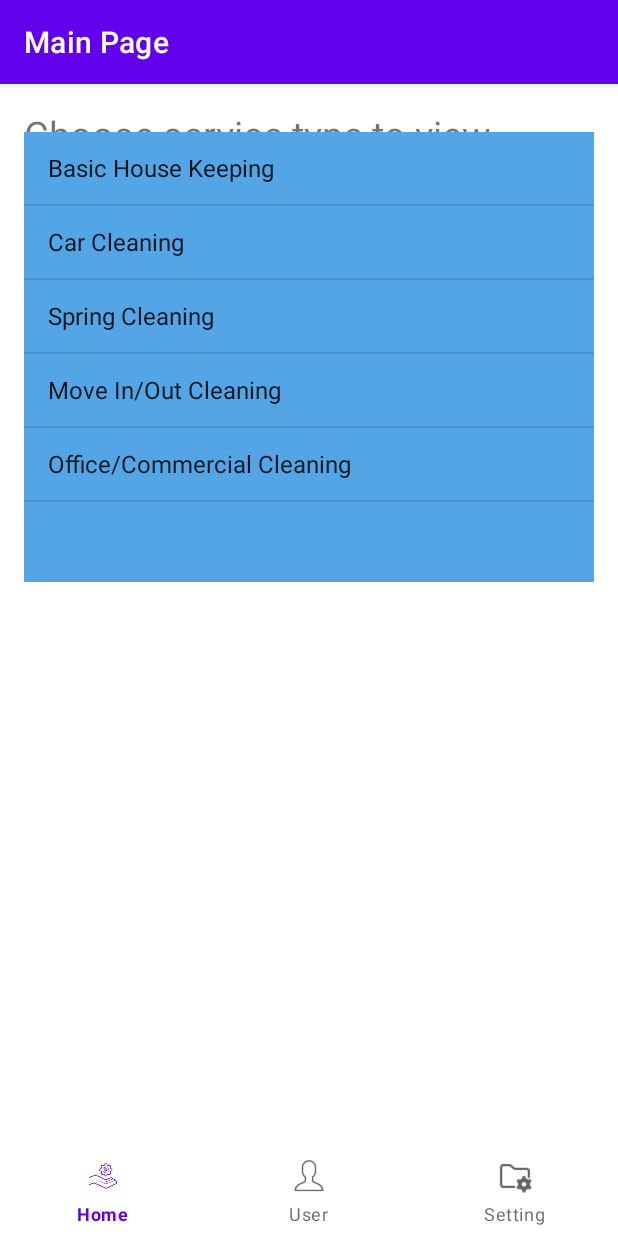
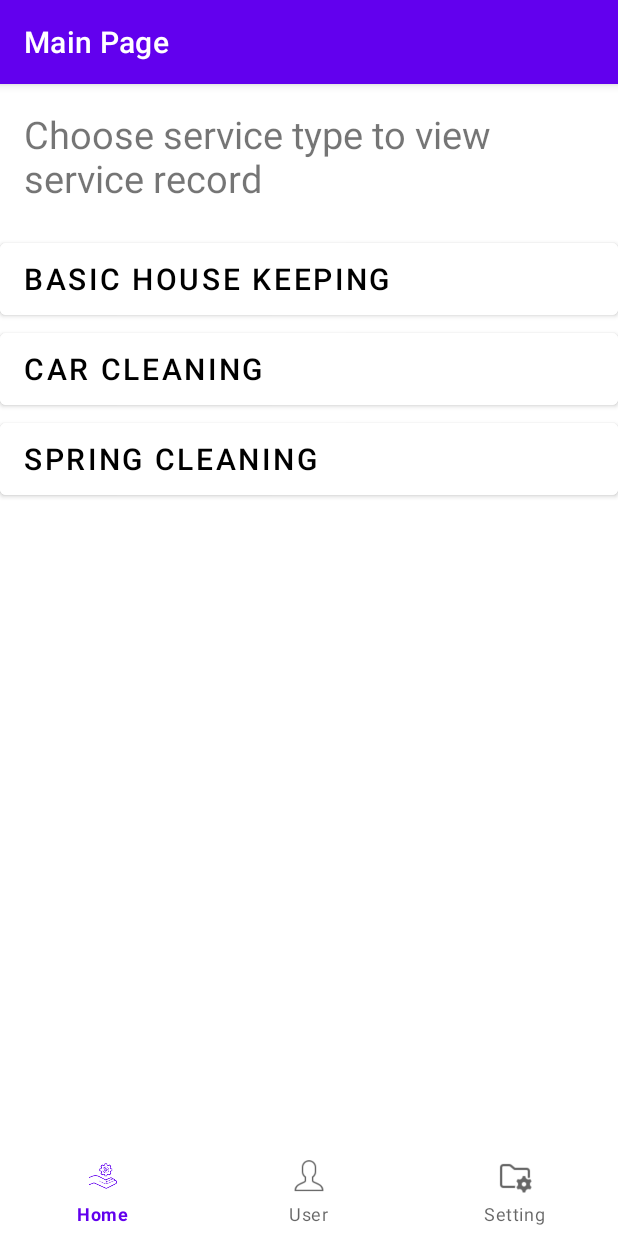
Before and after one commit to Simon6741/CleanerAppV1, an Android app: the AdminMainActivity screen opened directly, with no data from a screen before it, on a phone screen of 412 x 824 dp. Run offline under Robolectric (Android 15) with nearby library versions, the phone set to English and light mode, and no system bars; 1 statement that could not run was skipped.

```diff
--- a/app/src/main/AndroidManifest.xml
+++ b/app/src/main/AndroidManifest.xml
@@ -17,7 +17,7 @@
         android:theme="@style/Theme.CleanerAppV1">
         <activity android:name=".admin_view_faq"></activity>
         <activity android:name=".admin_add_faq" />
-        <activity android:name=".ui.admin_user_list_activity"/>
+        <activity android:name=".ui.AdminUserListActivity"/>
         <activity android:name=".admin_user_edit" />
         <activity android:name=".admin_cleaner" />
         <activity android:name=".admin_user" />
@@ -25,8 +25,8 @@
         <activity android:name=".admin_complaint" />
         <activity android:name=".admin_term" />
         <activity android:name=".admin_faq" />
-        <activity android:name=".ui.admin_setting" />
-        <activity android:name=".ui.admin_view_user" />
+        <activity android:name=".ui.AdminSettingActivity" />
+        <activity android:name=".ui.AdminViewUserActivity" />
         <activity android:name=".adminhome" />
         <activity android:name=".TaskHistoryCleaner" />
         <activity android:name=".cleaner_book" />
@@ -52,7 +52,7 @@
         <activity android:name=".email_verification" />
         <activity android:name=".reset_password" />
         <activity android:name=".register_cleaner_2" />
-        <activity android:name=".ui.admin_main" />
+        <activity android:name=".ui.AdminMainActivity" />
         <activity android:name=".cleaner_main" />
         <activity android:name=".register_cleaner" />
         <activity android:name=".customer_main" />
--- a/app/src/main/java/com/example/cleanerappv1/MainActivity.java
+++ b/app/src/main/java/com/example/cleanerappv1/MainActivity.java
@@ -12,7 +12,7 @@ import android.widget.RadioButton;
 import android.widget.TextView;
 import android.widget.Toast;
 
-import com.example.cleanerappv1.ui.admin_main;
+import com.example.cleanerappv1.ui.AdminMainActivity;
 import com.google.android.gms.tasks.OnFailureListener;
 import com.google.android.gms.tasks.OnSuccessListener;
 import com.google.firebase.auth.AuthResult;
@@ -55,7 +55,7 @@ public class MainActivity extends AppCompatActivity {
             @Override
             public void onClick(View v) {
                 if(admin.isChecked()) {
-                    startActivity(new Intent(getApplicationContext(), admin_main.class));
+                    startActivity(new Intent(getApplicationContext(), AdminMainActivity.class));
                 } else {
                     if(email.getText().toString().isEmpty()){
                         email.setError("Email is missing!");
@@ -103,7 +103,7 @@ public class MainActivity extends AppCompatActivity {
 //                                        startActivity(new Intent(getApplicationContext(), cleaner_main.class));
 //                                        finish();
                                         Toast.makeText(MainActivity.this, "Successfully login as a admin.", Toast.LENGTH_LONG).show();
-                                        startActivity(new Intent(getApplicationContext(), admin_main.class));
+                                        startActivity(new Intent(getApplicationContext(), AdminMainActivity.class));
 
                                         //     }
 //                                    else{
--- a/app/src/main/java/com/example/cleanerappv1/admin_user.java
+++ b/app/src/main/java/com/example/cleanerappv1/admin_user.java
@@ -1,15 +1,9 @@
 package com.example.cleanerappv1;
 
-import androidx.annotation.NonNull;
 import androidx.appcompat.app.AppCompatActivity;
 
-import android.content.Intent;
 import android.os.Bundle;
-import android.view.MenuItem;
-import android.view.View;
 
-import com.example.cleanerappv1.ui.admin_main;
-import com.example.cleanerappv1.ui.admin_setting;
 import com.google.android.material.bottomnavigation.BottomNavigationView;
 
 public class admin_user extends AppCompatActivity {
--- a/app/src/main/java/com/example/cleanerappv1/ui/admin_main.java
+++ b/app/src/main/java/com/example/cleanerappv1/ui/AdminMainActivity.java
@@ -13,7 +13,7 @@ import android.widget.ListView;
 import com.example.cleanerappv1.R;
 import com.google.android.material.bottomnavigation.BottomNavigationView;
 
-public class admin_main extends AppCompatActivity {
+public class AdminMainActivity extends AppCompatActivity {
 
 
     BottomNavigationView bottomNavigationView;
@@ -43,13 +43,13 @@ public class admin_main extends AppCompatActivity {
             public boolean onNavigationItemSelected(@NonNull MenuItem item) {
                 switch (item.getItemId()){
                     case R.id.nav_user:
-                        startActivity(new Intent(getApplicationContext(), admin_view_user.class));
+                        startActivity(new Intent(getApplicationContext(), AdminViewUserActivity.class));
                         overridePendingTransition(0,0);
                         return true;
                     case R.id.nav_home:
                         return true;
                     case R.id.nav_setting:
-                        startActivity(new Intent(admin_main.this, admin_setting.class));
+                        startActivity(new Intent(AdminMainActivity.this, AdminSettingActivity.class));
                         overridePendingTransition(0,0);
                         return true;
                 }
--- a/app/src/main/java/com/example/cleanerappv1/ui/admin_setting.java
+++ b/app/src/main/java/com/example/cleanerappv1/ui/AdminSettingActivity.java
@@ -8,11 +8,9 @@ import android.os.Bundle;
 import android.view.MenuItem;
 
 import com.example.cleanerappv1.R;
-import com.example.cleanerappv1.ui.admin_main;
-import com.example.cleanerappv1.ui.admin_view_user;
 import com.google.android.material.bottomnavigation.BottomNavigationView;
 
-public class admin_setting extends AppCompatActivity {
+public class AdminSettingActivity extends AppCompatActivity {
     BottomNavigationView bottomNavigationView;
 
     @Override
@@ -33,11 +31,11 @@ public class admin_setting extends AppCompatActivity {
             public boolean onNavigationItemSelected(@NonNull MenuItem item) {
                 switch (item.getItemId()){
                     case R.id.nav_user:
-                        startActivity(new Intent(getApplicationContext(), admin_view_user.class));
+                        startActivity(new Intent(getApplicationContext(), AdminViewUserActivity.class));
                         overridePendingTransition(0,0);
                         return true;
                     case R.id.nav_home:
-                        startActivity(new Intent(getApplicationContext(), admin_main.class));
+                        startActivity(new Intent(getApplicationContext(), AdminMainActivity.class));
                         overridePendingTransition(0,0);
                         return true;
                     case R.id.nav_setting:
--- a/app/src/main/res/layout/activity_admin_cleaner.xml
+++ b/app/src/main/res/layout/activity_admin_cleaner.xml
@@ -18,7 +18,7 @@
             android:orientation="horizontal">
 
             <TextView
-                android:id="@+id/user_type"
+                android:id="@+id/txt_userType"
                 android:layout_width="wrap_content"
                 android:layout_height="wrap_content"
                 android:layout_marginLeft="10dp"
--- a/app/src/main/res/layout/activity_admin_main.xml
+++ b/app/src/main/res/layout/activity_admin_main.xml
@@ -4,7 +4,7 @@
     xmlns:tools="http://schemas.android.com/tools"
     android:layout_width="match_parent"
     android:layout_height="match_parent"
-    tools:context=".ui.admin_main"
+    tools:context=".ui.AdminMainActivity"
     android:paddingTop="16dp">
 
     <TextView
@@ -19,15 +19,94 @@
         app:layout_constraintTop_toTopOf="parent"
         android:paddingLeft="16dp" />
 
-    <ListView
-        android:id="@+id/services"
+<!--    <ListView-->
+<!--        android:id="@+id/services"-->
 
+<!--        android:layout_width="match_parent"-->
+<!--        android:layout_height="300dp"-->
+<!--        android:layout_margin="16dp"-->
+<!--        android:background="@color/cust"/>-->
+
+    <Button
+        android:id="@+id/btn_house_keeping"
         android:layout_width="match_parent"
-        android:layout_height="300dp"
-        android:layout_margin="16dp"
-        android:background="@color/cust"/>
+        android:layout_height="60dp"
+        android:layout_marginTop="20dp"
+        android:text="Basic House Keeping"
+        android:textSize="20dp"
+        android:gravity="left|center_vertical"
+        android:backgroundTint="@color/white"
+        android:textColor="@android:color/black"
+        android:layout_below="@id/textView"/>
+
+    <Button
+        android:id="@+id/btn_car_cleaning"
+        android:layout_width="match_parent"
+        android:layout_height="60dp"
+        android:text="Car Cleaning"
+        android:textSize="20dp"
+        android:gravity="left|center_vertical"
+        android:backgroundTint="@color/white"
+        android:textColor="@android:color/black"
+        android:layout_below="@id/btn_house_keeping"/>
+
+    <Button
+        android:id="@+id/btn_spring_cleaning"
+        android:layout_width="match_parent"
+        android:layout_height="60dp"
+        android:text="Spring Cleaning"
+        android:textSize="20dp"
+        android:gravity="left|center_vertical"
+        android:backgroundTint="@color/white"
+        android:textColor="@android:color/black"
+        android:layout_below="@id/btn_car_cleaning"/>
+
+
+    <!--    <Button-->
+<!--        android:id="@+id/btn_car_cleaning"-->
+<!--        android:layout_width="match_parent"-->
+<!--        android:layout_height="60dp"-->
+<!--        android:layout_marginTop="150dp"-->
+<!--        android:text="Car Cleaning"-->
+<!--        android:textSize="20dp"-->
+<!--        android:gravity="left|center_vertical"-->
+<!--        android:backgroundTint="@color/white"-->
+<!--        android:textColor="@android:color/black" />-->
+
+<!--    <Button-->
+<!--        android:id="@+id/btn3"-->
+<!--        android:layout_width="match_parent"-->
+<!--        android:layout_height="60dp"-->
+<!--        android:layout_marginTop="100dp"-->
+<!--        android:text="Customer"-->
+<!--        android:textSize="20dp"-->
+<!--        android:gravity="left|center_vertical"-->
+<!--        android:backgroundTint="@color/white"-->
+<!--        android:textColor="@android:color/black" />-->
+
+<!--    <Button-->
+<!--        android:id="@+id/btn4"-->
+<!--        android:layout_width="match_parent"-->
+<!--        android:layout_height="60dp"-->
+<!--        android:layout_marginTop="150dp"-->
+<!--        android:text="Cleaner"-->
+<!--        android:textSize="20dp"-->
+<!--        android:gravity="left|center_vertical"-->
+<!--        android:backgroundTint="@color/white"-->
+<!--        android:textColor="@android:color/black" />-->
+
+<!--    <Button-->
+<!--        android:id="@+id/btn5"-->
+<!--        android:layout_width="match_parent"-->
+<!--        android:layout_height="60dp"-->
+<!--        android:layout_marginTop="100dp"-->
+<!--        android:text="Customer"-->
+<!--        android:textSize="20dp"-->
+<!--        android:gravity="left|center_vertical"-->
+<!--        android:backgroundTint="@color/white"/>-->
+
+
     <LinearLayout
-
         android:orientation="vertical"
         android:layout_height="wrap_content"
         android:layout_width="match_parent"
--- a/app/src/main/res/layout/activity_admin_setting.xml
+++ b/app/src/main/res/layout/activity_admin_setting.xml
@@ -4,7 +4,7 @@
     xmlns:tools="http://schemas.android.com/tools"
     android:layout_width="match_parent"
     android:layout_height="match_parent"
-    tools:context=".ui.admin_setting">
+    tools:context=".ui.AdminSettingActivity">
 
     <com.google.android.material.bottomnavigation.BottomNavigationView
         android:id="@+id/navigation"
```
Also changed, not shown: app/src/main/java/com/example/cleanerappv1/ui/AdminUserListActivity.java (added, +31 -0 lines), app/src/main/java/com/example/cleanerappv1/ui/AdminViewUserActivity.java (renamed from app/src/main/java/com/example/cleanerappv1/ui/admin_view_user.java, +20 -5 lines), app/src/main/java/com/example/cleanerappv1/ui/admin_user_list_activity.java (deleted, +0 -16 lines), app/src/main/res/layout/activity_admin_view_user.xml (+4 -5 lines).
